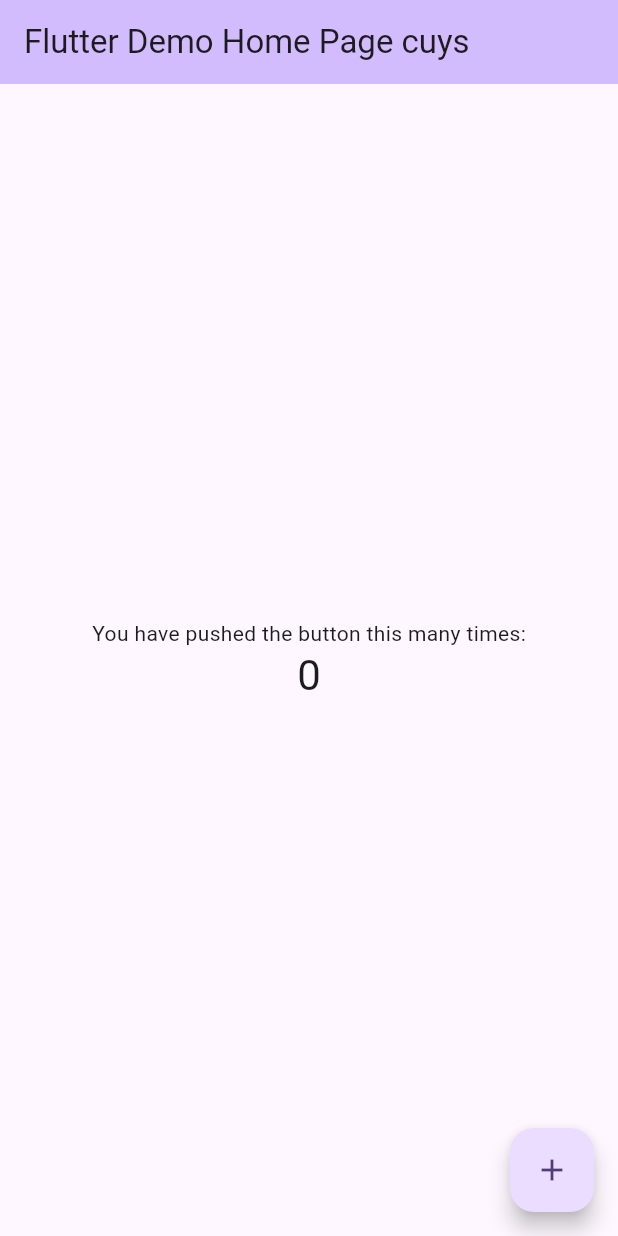
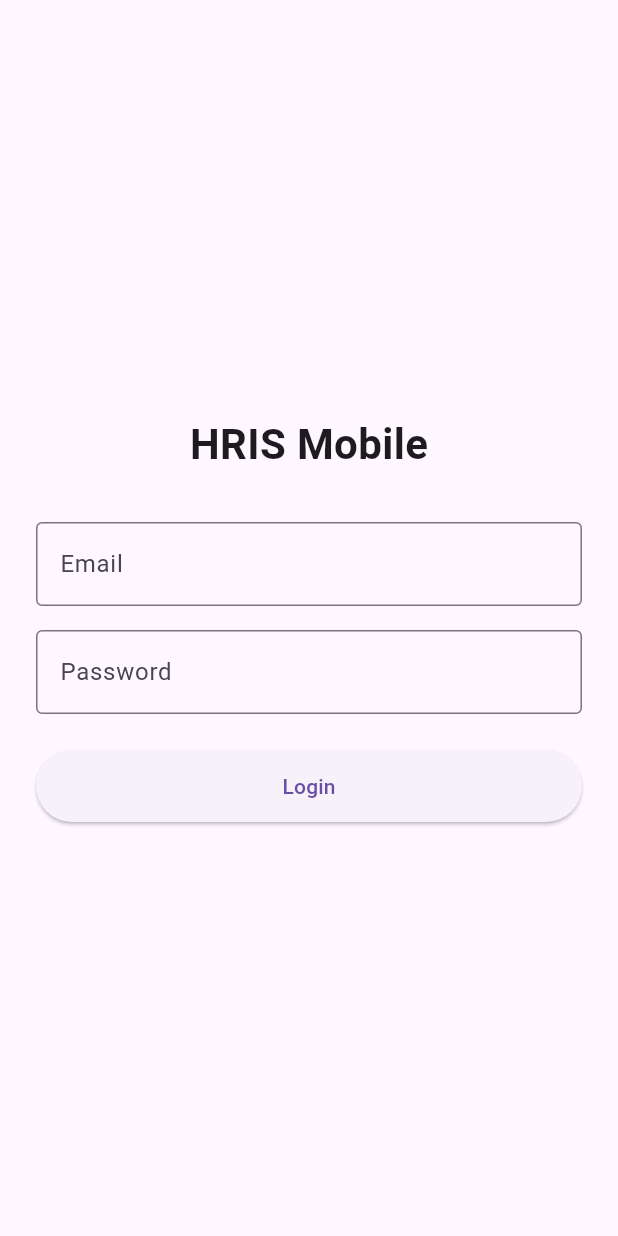
Before and after one commit to isulalifajri/hris_mobile, a Flutter app: the screen it shows after launch, on a phone screen of 412 x 824 dp. Run offline on Flutter 3.47's test engine with Material 3 defaults, Android fonts, the light colour scheme and no system bars; our stand-ins replace flutter_secure_storage.

Commit message:
login feature

```diff
--- /dev/null
+++ b/lib/core/api_client.dart
@@ -0,0 +1,29 @@
+import 'dart:convert';
+import 'package:http/http.dart' as http;
+import 'config/api_config.dart';
+
+class ApiClient {
+  static Map<String, String> _headers({String? token}) {
+    return {
+      'Accept': 'application/json',
+      'Content-Type': 'application/json',
+      if (token != null) 'Authorization': 'Bearer $token',
+    };
+  }
+
+  static Future<http.Response> post(
+    String endpoint, {
+    Map<String, dynamic>? body,
+    String? token,
+  }) async {
+    final url = Uri.parse('${ApiConfig.baseUrl}/$endpoint');
+
+    return await http
+        .post(
+          url,
+          headers: _headers(token: token),
+          body: jsonEncode(body ?? {}),
+        )
+        .timeout(ApiConfig.timeout);
+  }
+}
--- /dev/null
+++ b/lib/core/network/api_client.dart
@@ -0,0 +1,29 @@
+import 'dart:convert';
+import 'package:http/http.dart' as http;
+import '../config/api_config.dart';
+
+class ApiClient {
+  static Map<String, String> _headers({String? token}) {
+    return {
+      'Accept': 'application/json',
+      'Content-Type': 'application/json',
+      if (token != null) 'Authorization': 'Bearer $token',
+    };
+  }
+
+  static Future<http.Response> post(
+    String endpoint, {
+    Map<String, dynamic>? body,
+    String? token,
+  }) async {
+    final url = Uri.parse('${ApiConfig.baseUrl}/$endpoint');
+
+    return http
+        .post(
+          url,
+          headers: _headers(token: token),
+          body: jsonEncode(body ?? {}),
+        )
+        .timeout(ApiConfig.timeout);
+  }
+}
--- /dev/null
+++ b/lib/features/auth/models/user_model.dart
@@ -0,0 +1,19 @@
+class UserModel {
+  final int id;
+  final String name;
+  final String email;
+
+  UserModel({
+    required this.id,
+    required this.name,
+    required this.email,
+  });
+
+  factory UserModel.fromJson(Map<String, dynamic> json) {
+    return UserModel(
+      id: json['id'],
+      name: json['name'],
+      email: json['email'],
+    );
+  }
+}
--- /dev/null
+++ b/lib/features/auth/screens/login_screen.dart
@@ -0,0 +1,96 @@
+import 'package:flutter/material.dart';
+import '../services/auth_service.dart';
+import '../../home/screens/home_screen.dart';
+
+class LoginScreen extends StatefulWidget {
+  const LoginScreen({super.key});
+
+  @override
+  State<LoginScreen> createState() => _LoginScreenState();
+}
+
+class _LoginScreenState extends State<LoginScreen> {
+  final _emailController = TextEditingController();
+  final _passwordController = TextEditingController();
+  bool _loading = false;
+
+  Future<void> _login() async {
+    setState(() => _loading = true);
+
+    try {
+      final result = await AuthService.login(
+        email: _emailController.text.trim(),
+        password: _passwordController.text,
+      );
+
+      if (!mounted) return;
+
+      Navigator.pushReplacement(
+        context,
+        MaterialPageRoute(
+          builder: (_) => HomeScreen(user: result.user),
+        ),
+      );
+    } on AuthException catch (e) {
+      _error(e.message);
+    } catch (_) {
+      _error('Terjadi kesalahan');
+    } finally {
+      setState(() => _loading = false);
+    }
+  }
+
+  void _error(String msg) {
+    ScaffoldMessenger.of(context)
+        .showSnackBar(SnackBar(content: Text(msg)));
+  }
+
+  @override
+  Widget build(BuildContext context) {
+    return Scaffold(
+      body: Padding(
+        padding: const EdgeInsets.all(24),
+        child: Column(
+          mainAxisAlignment: MainAxisAlignment.center,
+          children: [
+            const Text(
+              'HRIS Mobile',
+              style: TextStyle(fontSize: 28, fontWeight: FontWeight.bold),
+            ),
+            const SizedBox(height: 32),
+
+            TextField(
+              controller: _emailController,
+              decoration: const InputDecoration(
+                labelText: 'Email',
+                border: OutlineInputBorder(),
+              ),
+            ),
+            const SizedBox(height: 16),
+
+            TextField(
+              controller: _passwordController,
+              obscureText: true,
+              decoration: const InputDecoration(
+                labelText: 'Password',
+                border: OutlineInputBorder(),
+              ),
+            ),
+            const SizedBox(height: 24),
+
+            SizedBox(
+              width: double.infinity,
+              height: 48,
+              child: ElevatedButton(
+                onPressed: _loading ? null : _login,
+                child: _loading
+                    ? const CircularProgressIndicator(color: Colors.white)
+                    : const Text('Login'),
+              ),
+            ),
+          ],
+        ),
+      ),
+    );
+  }
+}
--- /dev/null
+++ b/lib/features/auth/services/auth_service.dart
@@ -0,0 +1,45 @@
+import 'dart:convert';
+import 'package:http/http.dart' as http;
+import '../../../core/network/api_client.dart';
+import '../models/user_model.dart';
+
+class AuthResponse {
+  final String token;
+  final UserModel user;
+
+  AuthResponse({
+    required this.token,
+    required this.user,
+  });
+}
+
+class AuthException implements Exception {
+  final String message;
+  AuthException(this.message);
+}
+
+class AuthService {
+  static Future<AuthResponse> login({
+    required String email,
+    required String password,
+  }) async {
+    final http.Response response = await ApiClient.post(
+      'auth/login',
+      body: {
+        'email': email,
+        'password': password,
+      },
+    );
+
+    final data = jsonDecode(response.body);
+
+    if (response.statusCode != 200) {
+      throw AuthException(data['message'] ?? 'Login gagal');
+    }
+
+    return AuthResponse(
+      token: data['access_token'],
+      user: UserModel.fromJson(data['user']),
+    );
+  }
+}
--- a/lib/main.dart
+++ b/lib/main.dart
@@ -1,4 +1,5 @@
 import 'package:flutter/material.dart';
+import 'features/auth/screens/login_screen.dart';
 
 void main() {
   runApp(const MyApp());
@@ -7,116 +8,13 @@
 class MyApp extends StatelessWidget {
   const MyApp({super.key});
 
-  // This widget is the root of your application.
   @override
   Widget build(BuildContext context) {
     return MaterialApp(
-      title: 'Flutter Demo v',
-      theme: ThemeData(
-        // This is the theme of your application.
-        //
-        // TRY THIS: Try running your application with "flutter run". You'll see
-        // the application has a purple toolbar. Then, without quitting the app,
-        // try changing the seedColor in the colorScheme below to Colors.green
-        // and then invoke "hot reload" (save your changes or press the "hot
-        // reload" button in a Flutter-supported IDE, or press "r" if you used
-        // the command line to start the app).
-        //
-        // Notice that the counter didn't reset back to zero; the application
-        // state is not lost during the reload. To reset the state, use hot
-        // restart instead.
-        //
-        // This works for code too, not just values: Most code changes can be
-        // tested with just a hot reload.
-        colorScheme: .fromSeed(seedColor: Colors.deepPurple),
-      ),
-      home: const MyHomePage(title: 'Flutter Demo Home Page cuys'),
+      debugShowCheckedModeBanner: false,
+      title: 'HRIS Mobile',
+      theme: ThemeData(primarySwatch: Colors.blue),
+      home: const LoginScreen(),
     );
   }
 }
-
-class MyHomePage extends StatefulWidget {
-  const MyHomePage({super.key, required this.title});
-
-  // This widget is the home page of your application. It is stateful, meaning
-  // that it has a State object (defined below) that contains fields that affect
-  // how it looks.
-
-  // This class is the configuration for the state. It holds the values (in this
-  // case the title) provided by the parent (in this case the App widget) and
-  // used by the build method of the State. Fields in a Widget subclass are
-  // always marked "final".
-
-  final String title;
-
-  @override
-  State<MyHomePage> createState() => _MyHomePageState();
-}
-
-class _MyHomePageState extends State<MyHomePage> {
-  int _counter = 0;
-
-  void _incrementCounter() {
-    setState(() {
-      // This call to setState tells the Flutter framework that something has
-      // changed in this State, which causes it to rerun the build method below
-      // so that the display can reflect the updated values. If we changed
-      // _counter without calling setState(), then the build method would not be
-      // called again, and so nothing would appear to happen.
-      _counter++;
-    });
-  }
-
-  @override
-  Widget build(BuildContext context) {
-    // This method is rerun every time setState is called, for instance as done
-    // by the _incrementCounter method above.
-    //
-    // The Flutter framework has been optimized to make rerunning build methods
-    // fast, so that you can just rebuild anything that needs updating rather
-    // than having to individually change instances of widgets.
-    return Scaffold(
-      appBar: AppBar(
-        // TRY THIS: Try changing the color here to a specific color (to
-        // Colors.amber, perhaps?) and trigger a hot reload to see the AppBar
-        // change color while the other colors stay the same.
-        backgroundColor: Theme.of(context).colorScheme.inversePrimary,
-        // Here we take the value from the MyHomePage object that was created by
-        // the App.build method, and use it to set our appbar title.
-        title: Text(widget.title),
-      ),
-      body: Center(
-        // Center is a layout widget. It takes a single child and positions it
-        // in the middle of the parent.
-        child: Column(
-          // Column is also a layout widget. It takes a list of children and
-          // arranges them vertically. By default, it sizes itself to fit its
-          // children horizontally, and tries to be as tall as its parent.
-          //
-          // Column has various properties to control how it sizes itself and
-          // how it positions its children. Here we use mainAxisAlignment to
-          // center the children vertically; the main axis here is the vertical
-          // axis because Columns are vertical (the cross axis would be
-          // horizontal).
-          //
-          // TRY THIS: Invoke "debug painting" (choose the "Toggle Debug Paint"
-          // action in the IDE, or press "p" in the console), to see the
-          // wireframe for each widget.
-          mainAxisAlignment: .center,
-          children: [
-            const Text('You have pushed the button this many times:'),
-            Text(
-              '$_counter',
-              style: Theme.of(context).textTheme.headlineMedium,
-            ),
-          ],
-        ),
-      ),
-      floatingActionButton: FloatingActionButton(
-        onPressed: _incrementCounter,
-        tooltip: 'Increment',
-        child: const Icon(Icons.add),
-      ),
-    );
-  }
-}
```
Also changed, not shown: lib/core/config/api_config.dart (added, +18 -0 lines), lib/core/storage/token_storage.dart (added, +18 -0 lines), lib/features/home/screens/home_screen.dart (added, +31 -0 lines), lib/screens/leave_form_screen.dart (added, +112 -0 lines), pubspec.yaml (+3 -67 lines), pubspec.lock, 1 other file.
